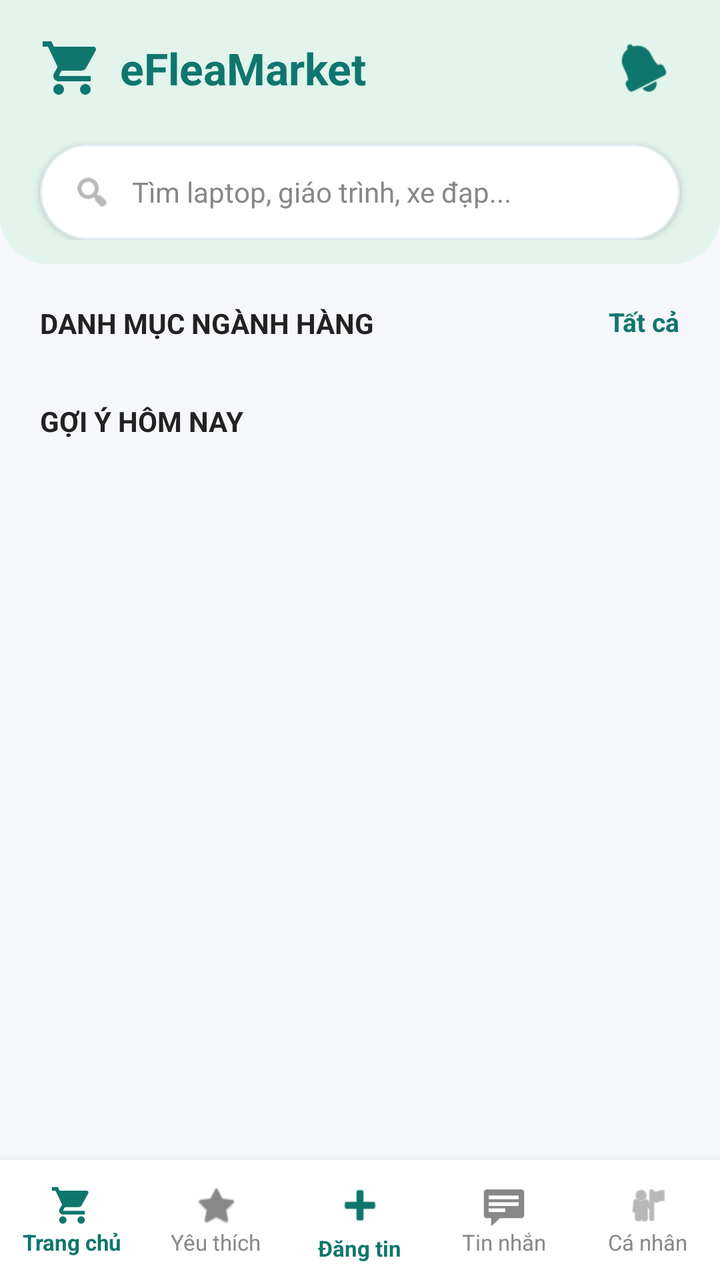
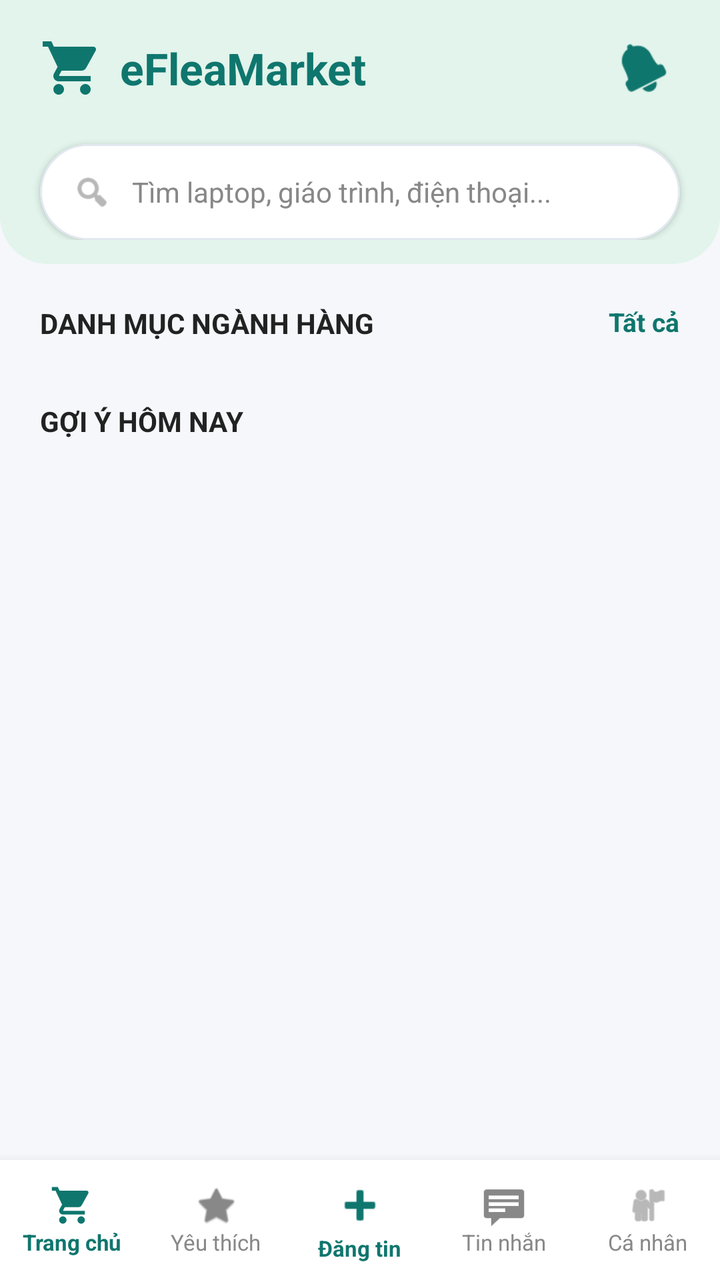

An Android layout rendered at two revisions. The XML below is the earlier revision; the diff shows what the commit changed to produce the second picture.
<!-- AndroidManifest.xml: application theme Theme.EFleaMarket -->
<!-- res/layout/home.xml -->
<?xml version="1.0" encoding="utf-8"?>
<androidx.coordinatorlayout.widget.CoordinatorLayout xmlns:android="http://schemas.android.com/apk/res/android"
    xmlns:app="http://schemas.android.com/apk/res-auto"
    android:layout_width="match_parent"
    android:layout_height="match_parent"
    android:background="#F5F7FA">

    
    <androidx.core.widget.NestedScrollView
        android:layout_width="match_parent"
        android:layout_height="match_parent"
        android:layout_marginBottom="60dp"
        android:fillViewport="true">

        <LinearLayout
            android:layout_width="match_parent"
            android:layout_height="wrap_content"
            android:orientation="vertical"
            android:paddingBottom="24dp">

            
            <RelativeLayout
                android:layout_width="match_parent"
                android:layout_height="wrap_content">

                
                <View
                    android:layout_width="match_parent"
                    android:layout_height="132dp"
                    android:background="@drawable/bg_top_green_banner" />

                <LinearLayout
                    android:layout_width="match_parent"
                    android:layout_height="wrap_content"
                    android:orientation="vertical">

                    
                    <RelativeLayout
                        android:layout_width="match_parent"
                        android:layout_height="wrap_content"
                        android:paddingHorizontal="20dp"
                        android:paddingTop="20dp"
                        android:paddingBottom="12dp">

                        <LinearLayout
                            android:layout_width="wrap_content"
                            android:layout_height="wrap_content"
                            android:layout_alignParentStart="true"
                            android:layout_centerVertical="true"
                            android:gravity="center_vertical"
                            android:orientation="horizontal">

                            <ImageView
                                android:layout_width="32dp"
                                android:layout_height="32dp"
                                android:src="@drawable/ic_shopping_cart"
                                app:tint="#0F766E" />

                            <TextView
                                android:layout_width="wrap_content"
                                android:layout_height="wrap_content"
                                android:layout_marginStart="8dp"
                                android:text="eFleaMarket"
                                android:textColor="#0F766E"
                                android:textSize="22sp"
                                android:textStyle="bold" />
                        </LinearLayout>

                        <ImageView
                            android:id="@+id/btnNotification"
                            android:layout_width="36dp"
                            android:layout_height="36dp"
                            android:layout_alignParentEnd="true"
                            android:layout_centerVertical="true"
                            android:background="?attr/selectableItemBackgroundBorderless"
                            android:padding="6dp"
                            android:src="@android:drawable/ic_popup_reminder"
                            app:tint="#0F766E" />
                    </RelativeLayout>

                    
                    <com.google.android.material.card.MaterialCardView
                        android:id="@+id/cardSearch"
                        android:layout_width="match_parent"
                        android:layout_height="48dp"
                        android:layout_marginHorizontal="20dp"
                        android:layout_marginTop="4dp"
                        app:cardBackgroundColor="#FFFFFF"
                        app:cardCornerRadius="24dp"
                        app:cardElevation="2dp"
                        app:strokeColor="#E2E8F0"
                        app:strokeWidth="1dp">

                        <LinearLayout
                            android:layout_width="match_parent"
                            android:layout_height="match_parent"
                            android:gravity="center_vertical"
                            android:orientation="horizontal"
                            android:paddingHorizontal="16dp">

                            <ImageView
                                android:layout_width="20dp"
                                android:layout_height="20dp"
                                android:src="@android:drawable/ic_menu_search"
                                app:tint="#888888" />

                            <TextView
                                android:id="@+id/tvSearchHint"
                                android:layout_width="wrap_content"
                                android:layout_height="wrap_content"
                                android:layout_marginStart="10dp"
                                android:text="Tìm laptop, giáo trình, xe đạp..."
                                android:textColor="#888888"
                                android:textSize="14sp" />
                        </LinearLayout>
                    </com.google.android.material.card.MaterialCardView>

                </LinearLayout>

            </RelativeLayout>

            
            <RelativeLayout
                android:layout_width="match_parent"
                android:layout_height="wrap_content"
                android:layout_marginHorizontal="20dp"
                android:layout_marginTop="20dp">

                <TextView
                    android:layout_width="wrap_content"
                    android:layout_height="wrap_content"
                    android:text="DANH MỤC NGÀNH HÀNG"
                    android:textColor="#222222"
                    android:textSize="14sp"
                    android:textStyle="bold" />

                <TextView
                    android:id="@+id/btnViewAllCategories"
                    android:layout_width="wrap_content"
                    android:layout_height="wrap_content"
                    android:layout_alignParentEnd="true"
                    android:text="Tất cả"
                    android:textColor="#0F766E"
                    android:textSize="13sp"
                    android:textStyle="bold" />
            </RelativeLayout>

            
            <androidx.recyclerview.widget.RecyclerView
                android:id="@+id/rvCategories"
                android:layout_width="match_parent"
                android:layout_height="wrap_content"
                android:layout_marginTop="10dp"
                android:clipToPadding="false"
                android:orientation="horizontal"
                android:paddingHorizontal="14dp" />

            
            <TextView
                android:id="@+id/tvSectionTitle"
                android:layout_width="wrap_content"
                android:layout_height="wrap_content"
                android:layout_marginHorizontal="20dp"
                android:layout_marginTop="20dp"
                android:text="GỢI Ý HÔM NAY"
                android:textColor="#222222"
                android:textSize="14sp"
                android:textStyle="bold" />

            
            <ProgressBar
                android:id="@+id/pbLoading"
                android:layout_width="wrap_content"
                android:layout_height="wrap_content"
                android:layout_gravity="center_horizontal"
                android:layout_marginTop="20dp"
                android:indeterminateTint="#0F766E" />

            
            <TextView
                android:id="@+id/tvEmptyProducts"
                android:layout_width="wrap_content"
                android:layout_height="wrap_content"
                android:layout_gravity="center_horizontal"
                android:layout_marginTop="30dp"
                android:text="Không có sản phẩm nào trong danh mục này"
                android:textColor="#888888"
                android:textSize="14sp"
                android:visibility="gone" />

            
            <androidx.recyclerview.widget.RecyclerView
                android:id="@+id/rvProducts"
                android:layout_width="match_parent"
                android:layout_height="wrap_content"
                android:layout_marginHorizontal="14dp"
                android:layout_marginTop="10dp"
                android:nestedScrollingEnabled="false" />

        </LinearLayout>
    </androidx.core.widget.NestedScrollView>

    
    <LinearLayout
        android:id="@+id/bottomNav"
        android:layout_width="match_parent"
        android:layout_height="60dp"
        android:layout_gravity="bottom"
        android:background="#FFFFFF"
        android:elevation="8dp"
        android:orientation="horizontal"
        android:weightSum="5">

        <LinearLayout
            android:id="@+id/navHome"
            android:layout_width="0dp"
            android:layout_height="match_parent"
            android:layout_weight="1"
            android:gravity="center"
            android:orientation="vertical">

            <ImageView
                android:layout_width="22dp"
                android:layout_height="22dp"
                android:src="@drawable/ic_shopping_cart"
                app:tint="#0F766E" />

            <TextView
                android:layout_width="wrap_content"
                android:layout_height="wrap_content"
                android:text="Trang chủ"
                android:textColor="#0F766E"
                android:textSize="11sp"
                android:textStyle="bold" />
        </LinearLayout>

        <LinearLayout
            android:id="@+id/navFavorites"
            android:layout_width="0dp"
            android:layout_height="match_parent"
            android:layout_weight="1"
            android:gravity="center"
            android:orientation="vertical">

            <ImageView
                android:layout_width="22dp"
                android:layout_height="22dp"
                android:src="@android:drawable/btn_star_big_off"
                app:tint="#888888" />

            <TextView
                android:layout_width="wrap_content"
                android:layout_height="wrap_content"
                android:text="Yêu thích"
                android:textColor="#888888"
                android:textSize="11sp" />
        </LinearLayout>

        <LinearLayout
            android:id="@+id/navPost"
            android:layout_width="0dp"
            android:layout_height="match_parent"
            android:layout_weight="1"
            android:gravity="center"
            android:orientation="vertical">

            <ImageView
                android:layout_width="28dp"
                android:layout_height="28dp"
                android:src="@android:drawable/ic_input_add"
                app:tint="#0F766E" />

            <TextView
                android:layout_width="wrap_content"
                android:layout_height="wrap_content"
                android:text="Đăng tin"
                android:textColor="#0F766E"
                android:textSize="11sp"
                android:textStyle="bold" />
        </LinearLayout>

        <LinearLayout
            android:id="@+id/navMessages"
            android:layout_width="0dp"
            android:layout_height="match_parent"
            android:layout_weight="1"
            android:gravity="center"
            android:orientation="vertical">

            <ImageView
                android:layout_width="22dp"
                android:layout_height="22dp"
                android:src="@android:drawable/stat_notify_chat"
                app:tint="#888888" />

            <TextView
                android:layout_width="wrap_content"
                android:layout_height="wrap_content"
                android:text="Tin nhắn"
                android:textColor="#888888"
                android:textSize="11sp" />
        </LinearLayout>

        <LinearLayout
            android:id="@+id/navProfile"
            android:layout_width="0dp"
            android:layout_height="match_parent"
            android:layout_weight="1"
            android:gravity="center"
            android:orientation="vertical">

            <ImageView
                android:layout_width="22dp"
                android:layout_height="22dp"
                android:src="@android:drawable/ic_menu_myplaces"
                app:tint="#888888" />

            <TextView
                android:layout_width="wrap_content"
                android:layout_height="wrap_content"
                android:text="Cá nhân"
                android:textColor="#888888"
                android:textSize="11sp" />
        </LinearLayout>

    </LinearLayout>

</androidx.coordinatorlayout.widget.CoordinatorLayout>
<!-- resources referenced by this layout -->
<resources>
  <!-- drawable bg_top_green_banner (drawable) -->
  <?xml version="1.0" encoding="utf-8"?>
  <shape xmlns:android="http://schemas.android.com/apk/res/android"
      android:shape="rectangle">
      <solid android:color="#E2F4EB" />
      <corners
          android:bottomLeftRadius="24dp"
          android:bottomRightRadius="24dp" />
  </shape>
  <!-- drawable ic_shopping_cart (drawable) -->
  <vector xmlns:android="http://schemas.android.com/apk/res/android"
      android:width="24dp"
      android:height="24dp"
      android:viewportWidth="24"
      android:viewportHeight="24">
    <path
        android:fillColor="#0F766E"
        android:pathData="M7,18c-1.1,0 -1.99,0.9 -1.99,2s0.89,2 1.99,2s2,-0.9 2,-2s-0.9,-2 -2,-2zM1,2v2h2l3.6,7.59l-1.35,2.45c-0.16,0.28 -0.25,0.61 -0.25,0.96c0,1.1 0.9,2 2,2h12v-2H7.42c-0.14,0 -0.25,-0.11 -0.25,-0.25l0.03,-0.12l0.9,-1.63h7.45c0.75,0 1.41,-0.41 1.75,-1.03l3.58,-6.49c0.08,-0.14 0.12,-0.31 0.12,-0.48c0,-0.55 -0.45,-1 -1,-1H5.21l-0.94,-2H1zM17,18c-1.1,0 -1.99,0.9 -1.99,2s0.89,2 1.99,2s2,-0.9 2,-2s-0.9,-2 -2,-2z"/>
  </vector>
  <style name="Theme.EFleaMarket" parent="Base.Theme.EFleaMarket" />
  <style name="Base.Theme.EFleaMarket" parent="Theme.Material3.DayNight.NoActionBar">
          
          <item name="colorPrimary">@color/primary_green</item>
      </style>
  <color name="primary_green">#0F766E</color>
</resources>

<!-- the commit's change to res/layout/home.xml (unified diff, before → after) -->
@@ -109,7 +109,7 @@
                                 android:layout_width="wrap_content"
                                 android:layout_height="wrap_content"
                                 android:layout_marginStart="10dp"
-                                android:text="Tìm laptop, giáo trình, xe đạp..."
+                                android:text="Tìm laptop, giáo trình, điện thoại..."
                                 android:textColor="#888888"
                                 android:textSize="14sp" />
                         </LinearLayout>
